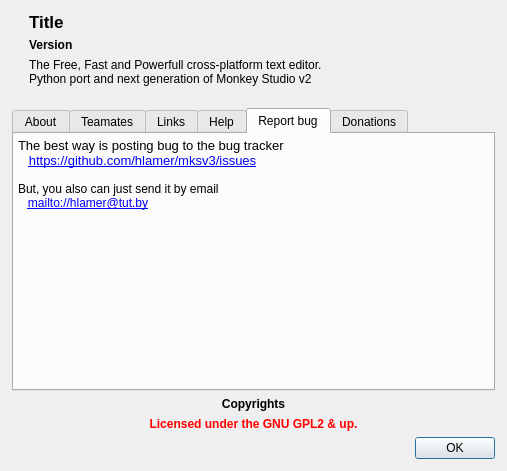
andreikop/enki, file mks/ui/UIAbout.ui: the form before one commit.
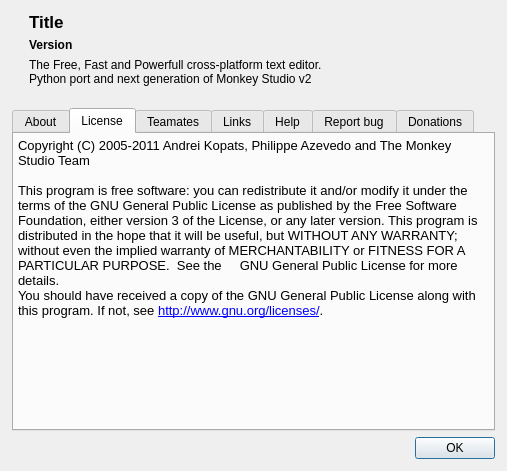
The form after the commit. Icons and pictures are not drawn.

Commit message: License and README update

```diff
--- a/mks/ui/UIAbout.ui
+++ b/mks/ui/UIAbout.ui
@@ -116,7 +116,7 @@
    <item row="4" column="0" colspan="2">
     <widget class="QTabWidget" name="twAbout">
      <property name="currentIndex">
-      <number>4</number>
+      <number>1</number>
      </property>
      <widget class="QWidget" name="wLogo">
       <property name="palette">
@@ -205,6 +205,103 @@
        </item>
       </layout>
      </widget>
+     <widget class="QTextBrowser" name="tbLicense">
+      <property name="palette">
+       <palette>
+        <active>
+         <colorrole role="Base">
+          <brush brushstyle="SolidPattern">
+           <color alpha="0">
+            <red>255</red>
+            <green>255</green>
+            <blue>255</blue>
+           </color>
+          </brush>
+         </colorrole>
+         <colorrole role="Window">
+          <brush brushstyle="SolidPattern">
+           <color alpha="0">
+            <red>0</red>
+            <green>0</green>
+            <blue>0</blue>
+           </color>
+          </brush>
+         </colorrole>
+        </active>
+        <inactive>
+         <colorrole role="Base">
+          <brush brushstyle="SolidPattern">
+           <color alpha="0">
+            <red>255</red>
+            <green>255</green>
+            <blue>255</blue>
+           </color>
+          </brush>
+         </colorrole>
+         <colorrole role="Window">
+          <brush brushstyle="SolidPattern">
+           <color alpha="0">
+            <red>0</red>
+            <green>0</green>
+            <blue>0</blue>
+           </color>
+          </brush>
+         </colorrole>
+        </inactive>
+        <disabled>
+         <colorrole role="Base">
+          <brush brushstyle="SolidPattern">
+           <color alpha="0">
+            <red>0</red>
+            <green>0</green>
+            <blue>0</blue>
+           </color>
+          </brush>
+         </colorrole>
+         <colorrole role="Window">
+          <brush brushstyle="SolidPattern">
+           <color alpha="0">
+            <red>0</red>
+            <green>0</green>
+            <blue>0</blue>
+           </color>
+          </brush>
+         </colorrole>
+        </disabled>
+       </palette>
+      </property>
+      <property name="autoFillBackground">
+       <bool>true</bool>
+      </property>
+      <property name="frameShape">
+       <enum>QFrame::NoFrame</enum>
+      </property>
+      <property name="horizontalScrollBarPolicy">
+       <enum>Qt::ScrollBarAlwaysOff</enum>
+      </property>
+      <property name="tabChangesFocus">
+       <bool>true</bool>
+      </property>
+      <property name="html">
+       <string>&lt;!DOCTYPE HTML PUBLIC &quot;-//W3C//DTD HTML 4.0//EN&quot; &quot;http://www.w3.org/TR/REC-html40/strict.dtd&quot;&gt;
+&lt;html&gt;&lt;head&gt;&lt;meta name=&quot;qrichtext&quot; content=&quot;1&quot; /&gt;&lt;style type=&quot;text/css&quot;&gt;
+p, li { white-space: pre-wrap; }
+&lt;/style&gt;&lt;/head&gt;&lt;body style=&quot; font-family:'Droid Sans'; font-size:10pt; font-weight:400; font-style:normal;&quot;&gt;
+&lt;p style=&quot; margin-top:12px; margin-bottom:0px; margin-left:0px; margin-right:0px; -qt-block-indent:0; text-indent:0px;&quot;&gt;&lt;span style=&quot; font-family:'Courier New,courier';&quot;&gt;Copyright (C) 2005-2011 Andrei Kopats, Philippe Azevedo and The Monkey Studio Team&lt;/span&gt;&lt;/p&gt;
+&lt;p style=&quot;-qt-paragraph-type:empty; margin-top:0px; margin-bottom:0px; margin-left:0px; margin-right:0px; -qt-block-indent:0; text-indent:0px; font-family:'Courier New,courier';&quot;&gt;&lt;/p&gt;
+&lt;p style=&quot; margin-top:0px; margin-bottom:0px; margin-left:0px; margin-right:0px; -qt-block-indent:0; text-indent:0px;&quot;&gt;&lt;span style=&quot; font-family:'Courier New,courier';&quot;&gt;This program is free software: you can redistribute it and/or modify it under the terms of the GNU General Public License as published by the Free Software Foundation, either version 3 of the License, or any later version. This program is distributed in the hope that it will be useful, but WITHOUT ANY WARRANTY; without even the implied warranty of MERCHANTABILITY or FITNESS FOR A PARTICULAR PURPOSE.  See the     GNU General Public License for more details.&lt;/span&gt;&lt;/p&gt;
+&lt;p style=&quot; margin-top:0px; margin-bottom:0px; margin-left:0px; margin-right:0px; -qt-block-indent:0; text-indent:0px;&quot;&gt;&lt;span style=&quot; font-family:'Courier New,courier';&quot;&gt;You should have received a copy of the GNU General Public License along with this program. If not, see &lt;/span&gt;&lt;a href=&quot;http://www.gnu.org/licenses/&quot;&gt;&lt;span style=&quot; text-decoration: underline; color:#0000ff;&quot;&gt;http://www.gnu.org/licenses/&lt;/span&gt;&lt;/a&gt;&lt;span style=&quot; font-family:'Courier New,courier';&quot;&gt;.&lt;/span&gt;&lt;/p&gt;&lt;/body&gt;&lt;/html&gt;</string>
+      </property>
+      <property name="tabStopWidth">
+       <number>40</number>
+      </property>
+      <property name="openExternalLinks">
+       <bool>true</bool>
+      </property>
+      <attribute name="title">
+       <string>License</string>
+      </attribute>
+     </widget>
      <widget class="QTextBrowser" name="tbTeamates">
       <property name="palette">
        <palette>
@@ -609,16 +706,16 @@
        <string>&lt;!DOCTYPE HTML PUBLIC &quot;-//W3C//DTD HTML 4.0//EN&quot; &quot;http://www.w3.org/TR/REC-html40/strict.dtd&quot;&gt;
 &lt;html&gt;&lt;head&gt;&lt;meta name=&quot;qrichtext&quot; content=&quot;1&quot; /&gt;&lt;style type=&quot;text/css&quot;&gt;
 p, li { white-space: pre-wrap; }
-&lt;/style&gt;&lt;/head&gt;&lt;body style=&quot; font-family:'Sans'; font-size:9pt; font-weight:400; font-style:normal;&quot;&gt;
+&lt;/style&gt;&lt;/head&gt;&lt;body style=&quot; font-family:'Droid Sans'; font-size:10pt; font-weight:400; font-style:normal;&quot;&gt;
 &lt;table border=&quot;0&quot; style=&quot; margin-top:0px; margin-bottom:0px; margin-left:0px; margin-right:0px;&quot; width=&quot;100%&quot; cellspacing=&quot;0&quot; cellpadding=&quot;0&quot;&gt;
 &lt;tr&gt;
 &lt;td&gt;
-&lt;p style=&quot; margin-top:0px; margin-bottom:0px; margin-left:0px; margin-right:0px; -qt-block-indent:0; text-indent:0px;&quot;&gt;&lt;span style=&quot; font-family:'Droid Sans'; font-size:10pt;&quot;&gt;The best way is posting bug to the bug tracker&lt;br /&gt;   &lt;/span&gt;&lt;a href=&quot;https://github.com/hlamer/mksv3/issues&quot;&gt;&lt;span style=&quot; font-family:'Droid Sans'; font-size:10pt; text-decoration: underline; color:#0000ff;&quot;&gt;https://github.com/hlamer/mksv3/issues&lt;/span&gt;&lt;/a&gt;&lt;/p&gt;&lt;/td&gt;&lt;/tr&gt;
+&lt;p style=&quot; margin-top:0px; margin-bottom:0px; margin-left:0px; margin-right:0px; -qt-block-indent:0; text-indent:0px;&quot;&gt;The best way is posting bug to the bug tracker&lt;br /&gt;   &lt;a href=&quot;https://github.com/hlamer/mksv3/issues&quot;&gt;&lt;span style=&quot; text-decoration: underline; color:#0000ff;&quot;&gt;https://github.com/hlamer/mksv3/issues&lt;/span&gt;&lt;/a&gt;&lt;/p&gt;&lt;/td&gt;&lt;/tr&gt;
 &lt;tr&gt;
 &lt;td&gt;&lt;/td&gt;&lt;/tr&gt;&lt;/table&gt;
-&lt;p style=&quot; margin-top:0px; margin-bottom:0px; margin-left:0px; margin-right:0px; -qt-block-indent:0; text-indent:0px;&quot;&gt;But, you also can just send it by email&lt;/p&gt;
-&lt;p style=&quot; margin-top:0px; margin-bottom:0px; margin-left:0px; margin-right:0px; -qt-block-indent:0; text-indent:0px;&quot;&gt;   &lt;a href=&quot;mailto://hlamer@tut.by&quot;&gt;&lt;span style=&quot; text-decoration: underline; color:#0000ff;&quot;&gt;mailto://hlamer@tut.by&lt;/span&gt;&lt;/a&gt;&lt;/p&gt;
-&lt;p style=&quot;-qt-paragraph-type:empty; margin-top:0px; margin-bottom:0px; margin-left:0px; margin-right:0px; -qt-block-indent:0; text-indent:0px; text-decoration: underline; color:#0000ff;&quot;&gt;&lt;/p&gt;&lt;/body&gt;&lt;/html&gt;</string>
+&lt;p style=&quot; margin-top:0px; margin-bottom:0px; margin-left:0px; margin-right:0px; -qt-block-indent:0; text-indent:0px;&quot;&gt;&lt;span style=&quot; font-family:'Sans'; font-size:9pt;&quot;&gt;But, you also can just send it by email&lt;/span&gt;&lt;/p&gt;
+&lt;p style=&quot; margin-top:0px; margin-bottom:0px; margin-left:0px; margin-right:0px; -qt-block-indent:0; text-indent:0px;&quot;&gt;&lt;span style=&quot; font-family:'Sans'; font-size:9pt;&quot;&gt;   &lt;/span&gt;&lt;a href=&quot;mailto://hlamer@tut.by&quot;&gt;&lt;span style=&quot; font-family:'Sans'; font-size:9pt; text-decoration: underline; color:#0000ff;&quot;&gt;mailto://hlamer@tut.by&lt;/span&gt;&lt;/a&gt;&lt;/p&gt;
+&lt;p style=&quot;-qt-paragraph-type:empty; margin-top:0px; margin-bottom:0px; margin-left:0px; margin-right:0px; -qt-block-indent:0; text-indent:0px; font-family:'Sans'; font-size:9pt; text-decoration: underline; color:#0000ff;&quot;&gt;&lt;/p&gt;&lt;/body&gt;&lt;/html&gt;</string>
       </property>
       <property name="tabStopWidth">
        <number>40</number>
@@ -733,95 +830,6 @@
     </widget>
    </item>
    <item row="5" column="0" colspan="2">
-    <widget class="QLabel" name="lCopyrights">
-     <property name="font">
-      <font>
-       <pointsize>9</pointsize>
-       <weight>75</weight>
-       <bold>true</bold>
-      </font>
-     </property>
-     <property name="text">
-      <string notr="true">Copyrights</string>
-     </property>
-     <property name="alignment">
-      <set>Qt::AlignCenter</set>
-     </property>
-     <property name="wordWrap">
-      <bool>true</bool>
-     </property>
-     <property name="openExternalLinks">
-      <bool>true</bool>
-     </property>
-     <property name="textInteractionFlags">
-      <set>Qt::TextBrowserInteraction</set>
-     </property>
-    </widget>
-   </item>
-   <item row="6" column="0" colspan="2">
-    <widget class="QLabel" name="lLicensing">
-     <property name="palette">
-      <palette>
-       <active>
-        <colorrole role="WindowText">
-         <brush brushstyle="SolidPattern">
-          <color alpha="255">
-           <red>255</red>
-           <green>0</green>
-           <blue>0</blue>
-          </color>
-         </brush>
-        </colorrole>
-       </active>
-       <inactive>
-        <colorrole role="WindowText">
-         <brush brushstyle="SolidPattern">
-          <color alpha="255">
-           <red>255</red>
-           <green>0</green>
-           <blue>0</blue>
-          </color>
-         </brush>
-        </colorrole>
-       </inactive>
-       <disabled>
-        <colorrole role="WindowText">
-         <brush brushstyle="SolidPattern">
-          <color alpha="255">
-           <red>144</red>
-           <green>141</green>
-           <blue>139</blue>
-          </color>
-         </brush>
-        </colorrole>
-       </disabled>
-      </palette>
-     </property>
-     <property name="font">
-      <font>
-       <pointsize>9</pointsize>
-       <weight>75</weight>
-       <bold>true</bold>
-      </font>
-     </property>
-     <property name="text">
-      <string>Licensed under the GNU GPL2 &amp; up.</string>
-     </property>
-     <property name="alignment">
-      <set>Qt::AlignCenter</set>
-     </property>
-     <property name="wordWrap">
-      <bool>true</bool>
-     </property>
-     <property name="openExternalLinks">
-      <bool>true</bool>
-     </property>
-     <property name="textInteractionFlags">
-      <set>Qt::TextBrowserInteraction</set>
-     </property>
-    </widget>
-   </item>
-   <item row="7" column="0" colspan="2">
     <widget class="QDialogButtonBox" name="buttonBox">
      <property name="standardButtons">
       <set>QDialogButtonBox::Ok</set>
```
Left out of the diff: 68 changed lines with no effect on the pictures. The commit also changes 2 other files.
